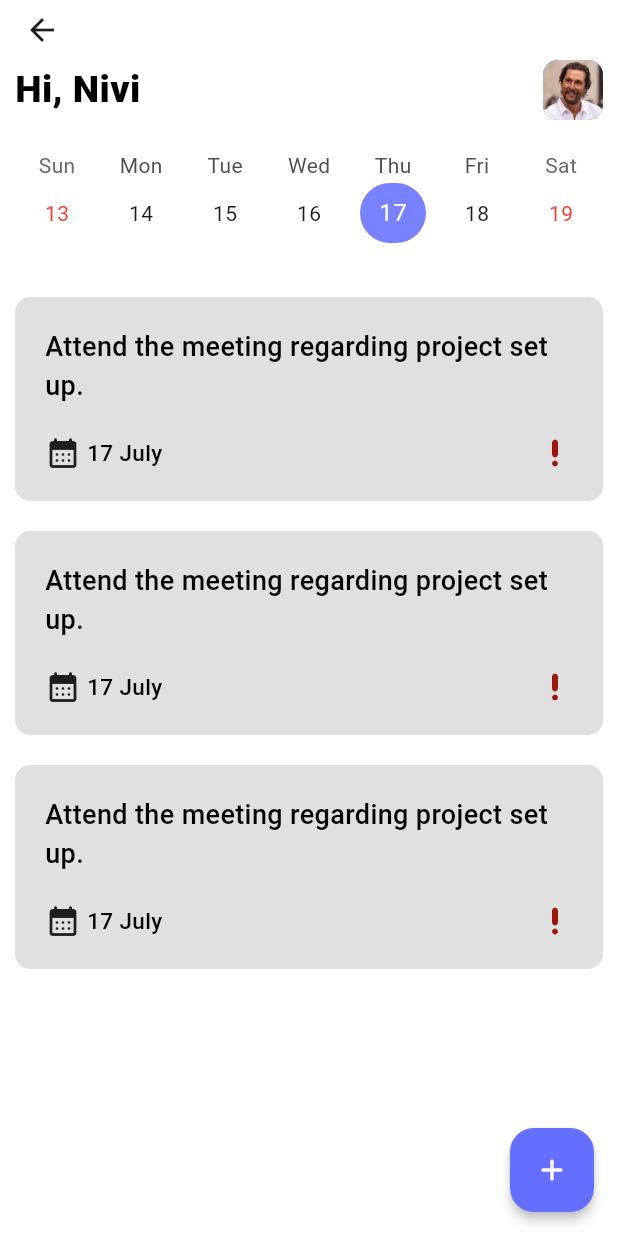
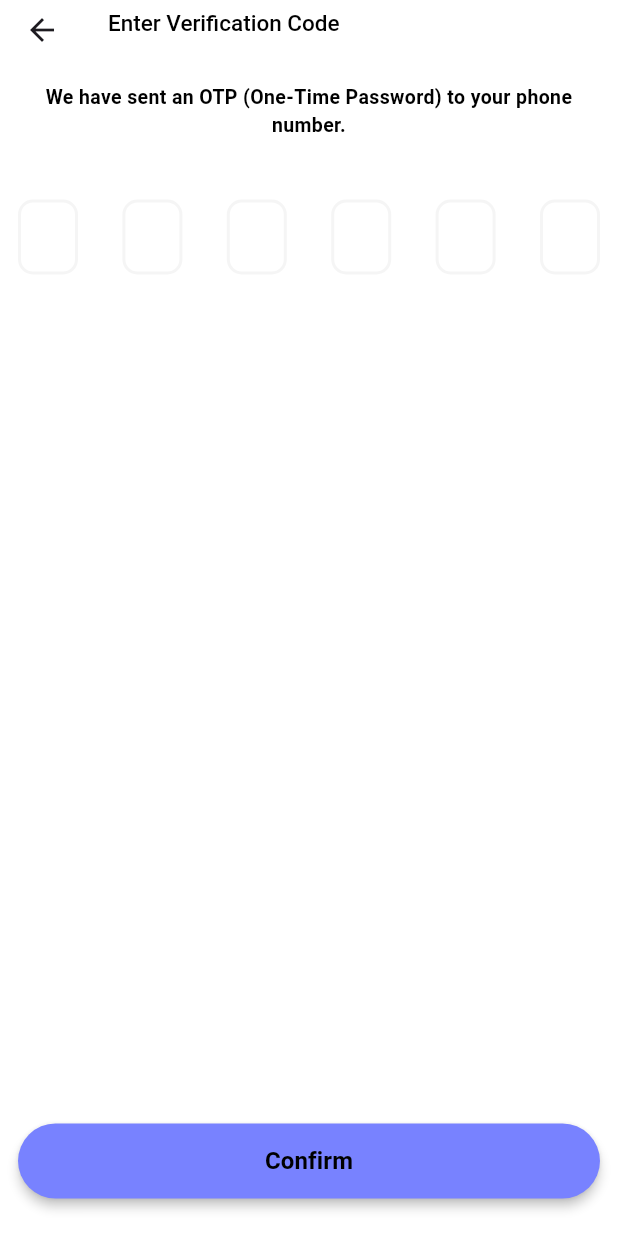
Before and after one commit to AbishekAB21/checkit, a Flutter app: the LogInScreenComponent screen opened directly, after a tap on "Log In", on a phone screen of 412 x 824 dp. Run offline on Flutter 3.47's test engine with Material 3 defaults, Android fonts, the phone set to English and light mode, and no system bars; drawn by our look-alikes of pin_code_fields, table_calendar; our stand-ins replace firebase_core, flutter_riverpod, google_fonts, intl_phone_field, lottie, shared_preferences; accounts and stored records are empty.

Commit message:
OTP  verification screen UI done - awaiting firebase integration and lottie

```diff
--- a/lib/features/login_screen/component/log_in_screen_component.dart
+++ b/lib/features/login_screen/component/log_in_screen_component.dart
@@ -9,8 +9,8 @@ import 'package:checkit/common/widgets/reusable_button.dart';
 import 'package:checkit/common/widgets/reusable_textfields.dart';
 import 'package:checkit/common/taransitions/custom_page_fade_transition.dart';
 import 'package:checkit/features/login_screen/widgets/phone_number_section.dart';
-import 'package:checkit/features/home_screen/containers/home_screen_container.dart';
 import 'package:checkit/features/settings_screen/core/providers/theme_provider.dart';
+import 'package:checkit/features/otp_verification_screen/containers/otp_verfication_container.dart';
 
 class LogInScreenComponent extends ConsumerWidget {
   LogInScreenComponent({super.key});
@@ -82,7 +82,7 @@ class LogInScreenComponent extends ConsumerWidget {
                 buttonText: "Log In",
                 onpressed: () {
                   Navigator.of(context).pushReplacement(
-                    CustomFadeTransition(route: HomeScreenContainer()),
+                    CustomFadeTransition(route: OtpVerficationContainer()),
                   );
                 },
               ),
--- /dev/null
+++ b/lib/features/otp_verification_screen/components/otp_verification_component.dart
@@ -0,0 +1,74 @@
+import 'package:flutter/material.dart';
+
+import 'package:flutter_riverpod/flutter_riverpod.dart';
+import 'package:pin_code_fields/pin_code_fields.dart';
+
+import 'package:checkit/utils/fontstyles/fontstyles.dart';
+import 'package:checkit/common/widgets/reusable_button.dart';
+import 'package:checkit/common/taransitions/custom_page_fade_transition.dart';
+import 'package:checkit/features/home_screen/containers/home_screen_container.dart';
+import 'package:checkit/features/settings_screen/core/providers/theme_provider.dart';
+
+class OtpVerificationComponent extends ConsumerWidget {
+  const OtpVerificationComponent({super.key});
+
+  @override
+  Widget build(BuildContext context, WidgetRef ref) {
+    final color = ref.watch(themeProvider);
+    return GestureDetector(
+      onTap: () => FocusScope.of(context).unfocus(),
+      child: Scaffold(
+        backgroundColor: color.background,
+
+        appBar: AppBar(
+          backgroundColor: color.background,
+          toolbarHeight: 30,
+          title: Text(
+            "Enter Verification Code",
+            style: Fontstyles.roboto15px(context, ref),
+          ),
+        ),
+
+        body: Padding(
+          padding: const EdgeInsets.symmetric(horizontal: 12.0, vertical: 15.0),
+          child: Column(
+            crossAxisAlignment: CrossAxisAlignment.center,
+            children: [
+              SizedBox(height: 10),
+              Text(
+                "We have sent an OTP (One-Time Password) to your phone number.",
+                style: Fontstyles.roboto13px(context, ref),
+                textAlign: TextAlign.center,
+              ),
+              SizedBox(height: 40.0),
+              PinCodeTextField(
+                appContext: context,
+                length: 6,
+                cursorColor: color.iconColor,
+                animationType: AnimationType.scale,
+                pinTheme: PinTheme(
+                  shape: PinCodeFieldShape.box,
+                  borderRadius: BorderRadius.circular(10),
+                  selectedColor: color.secondaryGradient1,
+                  inactiveColor: color.textfieldBackground2,
+                ),
+              ),
+
+              Spacer(),
+
+              ReusableButton(
+                buttonText: "Confirm",
+                onpressed: () {
+                  Navigator.of(context).pushReplacement(
+                    CustomFadeTransition(route: HomeScreenContainer()),
+                  );
+                },
+              ),
+              SizedBox(height: 10),
+            ],
+          ),
+        ),
+      ),
+    );
+  }
+}
--- /dev/null
+++ b/lib/features/otp_verification_screen/containers/otp_verfication_container.dart
@@ -0,0 +1,12 @@
+import 'package:flutter/material.dart';
+
+import 'package:checkit/features/otp_verification_screen/components/otp_verification_component.dart';
+
+class OtpVerficationContainer extends StatelessWidget {
+  const OtpVerficationContainer({super.key});
+
+  @override
+  Widget build(BuildContext context) {
+    return OtpVerificationComponent();
+  }
+}
--- a/lib/features/welcome_screen/component/welcome_screen_component.dart
+++ b/lib/features/welcome_screen/component/welcome_screen_component.dart
@@ -21,6 +21,7 @@ class WelcomeScreenComponent extends ConsumerWidget {
       backgroundColor: color.background,
 
       body: SafeArea(
+        child: SingleChildScrollView(
           child: Padding(
             padding: const EdgeInsets.all(8.0),
             child: Column(
@@ -35,10 +36,10 @@ class WelcomeScreenComponent extends ConsumerWidget {
                   ],
                 ),
 
-              // TODO: Replace with lottie animation and match the size.
 
-              LottieBuilder.asset("assets/animations/ceD1ZS54hb.json",
-              height: 500,
+                LottieBuilder.asset(
+                  "assets/animations/ceD1ZS54hb.json",
+                  height: 490,
                 ),
 
                 Text(
@@ -70,6 +71,7 @@ class WelcomeScreenComponent extends ConsumerWidget {
             ),
           ),
         ),
+      ),
     );
   }
 }
--- a/pubspec.yaml
+++ b/pubspec.yaml
@@ -39,8 +39,10 @@ dependencies:
   google_fonts: ^6.2.1
   intl_phone_field: ^3.2.0
   lottie: ^3.3.1
+  pin_code_fields: ^8.0.1
   riverpod: ^2.6.1
   shared_preferences: ^2.5.3
+  sms_autofill: ^2.4.1
   table_calendar: ^3.2.0
 
 dev_dependencies:
```
Also changed, not shown: pubspec.lock. Lines whose indentation alone changed are shown as unchanged.
